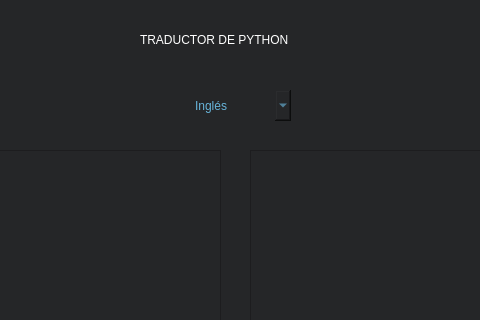
Old version of the form Views/init.ui in the repository JuanChandoqui/concurrente-C3-traductor; both pictures show x 170 to 650 and y 0 to 320 of the 813 by 414 pixel window.
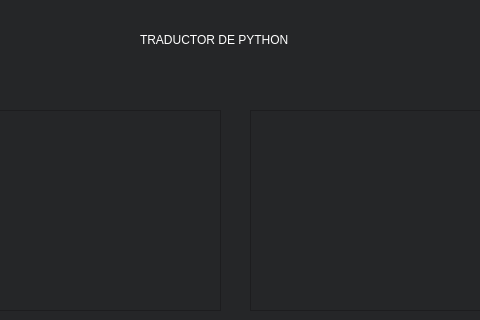
New version of the form.

What changed in the file:
```diff
--- a/Views/init.ui
+++ b/Views/init.ui
@@ -21,7 +21,7 @@
     <property name="geometry">
      <rect>
       <x>30</x>
-      <y>150</y>
+      <y>110</y>
       <width>361</width>
       <height>201</height>
      </rect>
@@ -37,11 +37,14 @@
     <property name="geometry">
      <rect>
       <x>420</x>
-      <y>150</y>
+      <y>110</y>
       <width>361</width>
       <height>201</height>
      </rect>
     </property>
+    <property name="styleSheet">
+     <string notr="true">color: rgb(255, 255, 255);</string>
+    </property>
     <property name="readOnly">
      <bool>true</bool>
     </property>
@@ -66,31 +69,6 @@
      <string>TRADUCTOR DE PYTHON</string>
     </property>
    </widget>
-   <widget class="QComboBox" name="comboBox">
-    <property name="geometry">
-     <rect>
-      <x>360</x>
-      <y>90</y>
-      <width>101</width>
-      <height>31</height>
-     </rect>
-    </property>
-    <property name="styleSheet">
-     <string notr="true">color: rgb(103, 180, 218);
-border-color: rgb(255, 255, 255);
-border: 10px;</string>
-    </property>
-    <item>
-     <property name="text">
-      <string>Inglés</string>
-     </property>
-    </item>
-    <item>
-     <property name="text">
-      <string>Frances</string>
-     </property>
-    </item>
-   </widget>
   </widget>
  </widget>
  <resources/>
```
